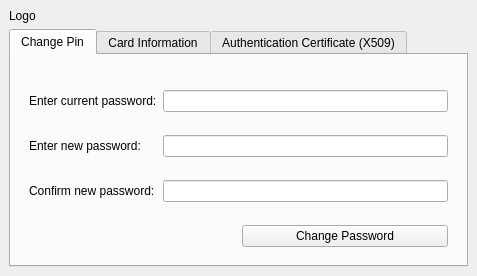
First picture: the form in src/forms/mainwidget.ui, repository tis-innovation-park/OpenSC-GUI, before the edit.
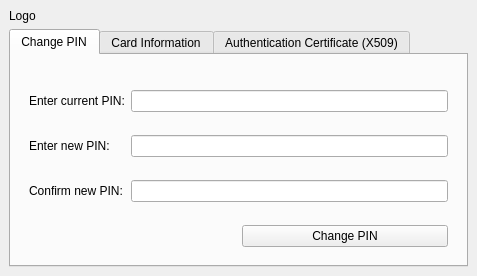
Second picture: the form after the edit.

The edit to the form file:
```diff
--- a/src/forms/mainwidget.ui
+++ b/src/forms/mainwidget.ui
@@ -33,7 +33,7 @@
       </property>
       <widget class="QWidget" name="pinChangeTab">
        <attribute name="title">
-        <string>Change Pin</string>
+        <string>Change PIN</string>
        </attribute>
        <layout class="QVBoxLayout" name="verticalLayout_2">
         <item>
@@ -72,7 +72,7 @@
            <item row="4" column="2">
             <widget class="QPushButton" name="changePasswordButton">
              <property name="text">
-              <string>Change Password</string>
+              <string>Change PIN</string>
              </property>
             </widget>
            </item>
@@ -81,7 +81,7 @@
              <item row="0" column="0">
               <widget class="QLabel" name="oldPinLabel">
                <property name="text">
-                <string>Enter current password:</string>
+                <string>Enter current PIN:</string>
                </property>
               </widget>
              </item>
@@ -102,14 +102,14 @@
              <item row="1" column="0">
               <widget class="QLabel" name="newPinLabel">
                <property name="text">
-                <string>Enter new password:</string>
+                <string>Enter new PIN:</string>
                </property>
               </widget>
              </item>
              <item row="2" column="0">
               <widget class="QLabel" name="confirmPinLabel">
                <property name="text">
-                <string>Confirm new password:</string>
+                <string>Confirm new PIN:</string>
                </property>
               </widget>
              </item>
```
Left out of the diff: 6 changed lines with no effect on the pictures.
